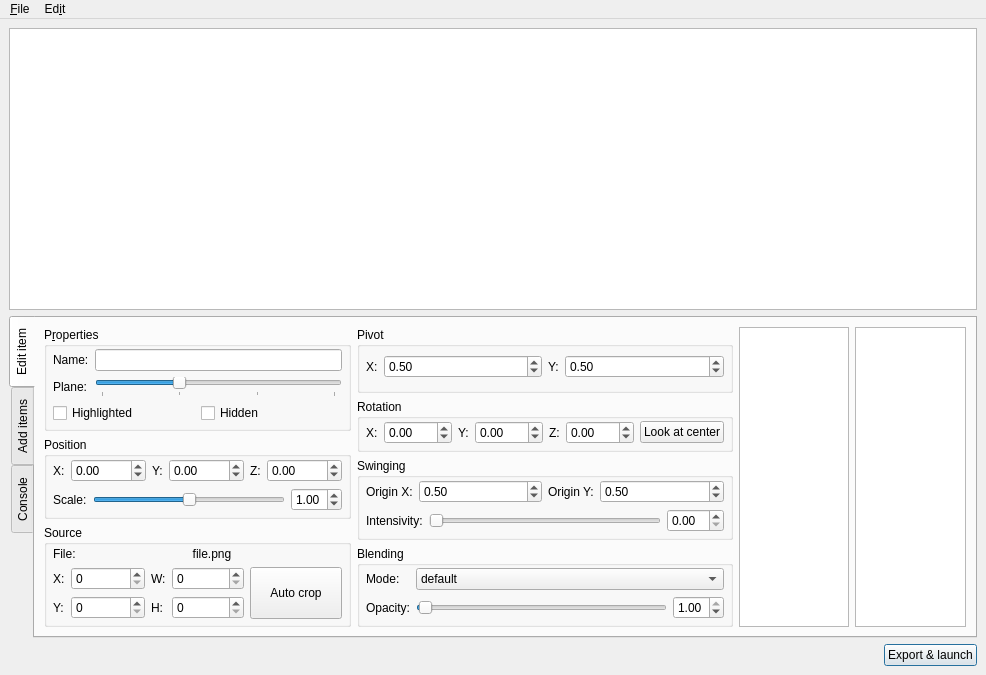
Qt form editor.ui (dos1/rumina-editor) before a commit.
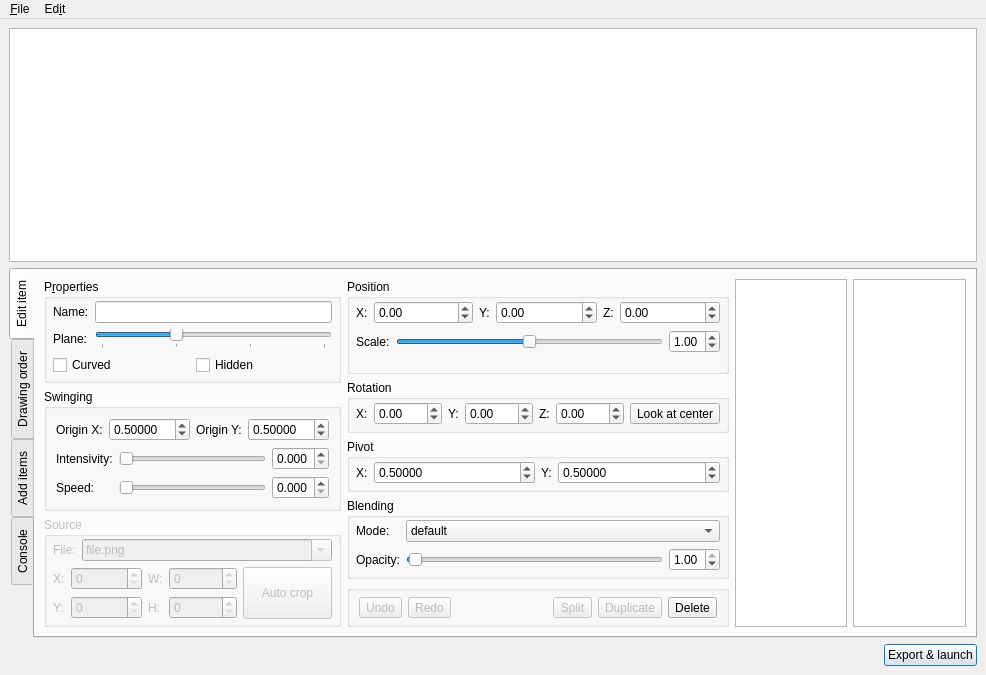
The same form after that commit. Icons and pictures are not drawn. Custom widgets are drawn as their Qt base class.

Commit message: UI tweaks, pivot/origin editing

The edit to the form file:
```diff
--- a/editor.ui
+++ b/editor.ui
@@ -33,6 +33,9 @@
     </item>
     <item>
      <widget class="QTabWidget" name="tabWidget">
+      <property name="enabled">
+       <bool>true</bool>
+      </property>
       <property name="sizePolicy">
        <sizepolicy hsizetype="Preferred" vsizetype="Minimum">
         <horstretch>0</horstretch>
@@ -48,6 +51,9 @@
       <property name="documentMode">
        <bool>false</bool>
       </property>
+      <property name="tabsClosable">
+       <bool>false</bool>
+      </property>
       <property name="movable">
        <bool>false</bool>
       </property>
@@ -144,7 +150,7 @@
                  <item>
                   <widget class="QCheckBox" name="highlighted">
                    <property name="text">
-                    <string>Highlighted</string>
+                    <string>Curved</string>
                    </property>
                   </widget>
                  </item>
@@ -161,131 +167,135 @@
              </widget>
             </item>
             <item>
-             <widget class="QGroupBox" name="horizontalGroupBox_2">
-              <property name="sizePolicy">
-               <sizepolicy hsizetype="Preferred" vsizetype="MinimumExpanding">
-                <horstretch>0</horstretch>
-                <verstretch>0</verstretch>
-               </sizepolicy>
-              </property>
+             <widget class="QGroupBox" name="groupBox_4">
               <property name="title">
-               <string>Position</string>
+               <string>Swinging</string>
               </property>
-              <layout class="QVBoxLayout" name="verticalLayout_4">
-               <property name="leftMargin">
-                <number>6</number>
-               </property>
-               <property name="topMargin">
-                <number>2</number>
-               </property>
-               <property name="rightMargin">
-                <number>6</number>
-               </property>
-               <property name="bottomMargin">
-                <number>5</number>
-               </property>
+              <layout class="QVBoxLayout" name="verticalLayout_3">
                <item>
-                <layout class="QHBoxLayout" name="horizontalLayout_2">
+                <layout class="QHBoxLayout" name="horizontalLayout_19">
                  <item>
-                  <layout class="QHBoxLayout" name="horizontalLayout_6">
+                  <layout class="QHBoxLayout" name="horizontalLayout_20">
                    <item>
-                    <widget class="QLabel" name="label_6">
+                    <widget class="QLabel" name="label_22">
                      <property name="text">
-                      <string>X:</string>
+                      <string>Origin X:</string>
                      </property>
                     </widget>
                    </item>
                    <item>
-                    <widget class="QDoubleSpinBox" name="x">
+                    <widget class="QDoubleSpinBox" name="ox">
                      <property name="sizePolicy">
                       <sizepolicy hsizetype="Expanding" vsizetype="Fixed">
                        <horstretch>0</horstretch>
                        <verstretch>0</verstretch>
                       </sizepolicy>
                      </property>
+                     <property name="decimals">
+                      <number>5</number>
+                     </property>
                      <property name="minimum">
-                      <double>-9999.000000000000000</double>
+                      <double>-99.000000000000000</double>
                      </property>
                      <property name="maximum">
-                      <double>9999.000000000000000</double>
+                      <double>99.000000000000000</double>
                      </property>
+                     <property name="singleStep">
+                      <double>0.050000000000000</double>
+                     </property>
+                     <property name="value">
+                      <double>0.500000000000000</double>
+                     </property>
                     </widget>
                    </item>
                   </layout>
                  </item>
                  <item>
-                  <layout class="QHBoxLayout" name="horizontalLayout_9">
+                  <layout class="QHBoxLayout" name="horizontalLayout_21">
                    <item>
-                    <widget class="QLabel" name="label_7">
+                    <widget class="QLabel" name="label_23">
                      <property name="text">
-                      <string>Y:</string>
+                      <string>Origin Y:</string>
                      </property>
                     </widget>
                    </item>
                    <item>
-                    <widget class="QDoubleSpinBox" name="y">
+                    <widget class="QDoubleSpinBox" name="oy">
                      <property name="sizePolicy">
                       <sizepolicy hsizetype="Expanding" vsizetype="Fixed">
                        <horstretch>0</horstretch>
                        <verstretch>0</verstretch>
                       </sizepolicy>
                      </property>
+                     <property name="decimals">
+                      <number>5</number>
+                     </property>
                      <property name="minimum">
-                      <double>-9999.000000000000000</double>
+                      <double>-99.000000000000000</double>
                      </property>
                      <property name="maximum">
-                      <double>9999.000000000000000</double>
+                      <double>99.000000000000000</double>
                      </property>
+                     <property name="singleStep">
+                      <double>0.050000000000000</double>
+                     </property>
+                     <property name="value">
+                      <double>0.500000000000000</double>
+                     </property>
                     </widget>
                    </item>
                   </layout>
                  </item>
+                </layout>
+               </item>
                  <item>
-                  <layout class="QHBoxLayout" name="horizontalLayout_10">
+                <layout class="QFormLayout" name="formLayout_9"/>
+               </item>
                    <item>
-                    <widget class="QLabel" name="label_8">
-                     <property name="text">
-                      <string>Z:</string>
+                <layout class="QFormLayout" name="formLayout_8">
+                 <item row="1" column="1">
+                  <layout class="QHBoxLayout" name="horizontalLayout_22">
+                   <item>
+                    <widget class="QSlider" name="intensity">
+                     <property name="maximum">
+                      <number>100</number>
                      </property>
+                     <property name="orientation">
+                      <enum>Qt::Horizontal</enum>
+                     </property>
                     </widget>
                    </item>
                    <item>
-                    <widget class="QDoubleSpinBox" name="z">
-                     <property name="sizePolicy">
-                      <sizepolicy hsizetype="Expanding" vsizetype="Fixed">
-                       <horstretch>0</horstretch>
-                       <verstretch>0</verstretch>
-                      </sizepolicy>
+                    <widget class="QDoubleSpinBox" name="intensityVal">
+                     <property name="decimals">
+                      <number>3</number>
                      </property>
-                     <property name="minimum">
-                      <double>-9999.000000000000000</double>
-                     </property>
                      <property name="maximum">
-                      <double>9999.000000000000000</double>
+                      <double>1.000000000000000</double>
                      </property>
                     </widget>
                    </item>
                   </layout>
                  </item>
-                </layout>
-               </item>
-               <item>
-                <layout class="QFormLayout" name="formLayout_7">
-                 <item row="0" column="0">
-                  <widget class="QLabel" name="label_17">
+                 <item row="1" column="0">
+                  <widget class="QLabel" name="label_9">
+                   <property name="text">
+                    <string>Intensivity:</string>
+                   </property>
+                  </widget>
+                 </item>
+                 <item row="2" column="0">
+                  <widget class="QLabel" name="label_24">
                    <property name="text">
-                    <string>Scale:</string>
+                    <string>Speed:</string>
                    </property>
                   </widget>
                  </item>
-                 <item row="0" column="1">
-                  <layout class="QHBoxLayout" name="horizontalLayout_24">
+                 <item row="2" column="1">
+                  <layout class="QHBoxLayout" name="horizontalLayout_25">
                    <item>
-                    <widget class="QSlider" name="scale">
+                    <widget class="QSlider" name="speed">
                      <property name="maximum">
-                      <number>200</number>
-                     </property>
-                     <property name="value">
                       <number>100</number>
                      </property>
                      <property name="orientation">
@@ -294,19 +304,16 @@
                     </widget>
                    </item>
                    <item>
-                    <widget class="QDoubleSpinBox" name="scaleVal">
-                     <property name="minimum">
-                      <double>0.010000000000000</double>
+                    <widget class="QDoubleSpinBox" name="speedVal">
+                     <property name="decimals">
+                      <number>3</number>
                      </property>
                      <property name="maximum">
-                      <double>2.000000000000000</double>
+                      <double>1.000000000000000</double>
                      </property>
                      <property name="singleStep">
                       <double>0.010000000000000</double>
                      </property>
-                     <property name="value">
-                      <double>1.000000000000000</double>
-                     </property>
                     </widget>
                    </item>
                   </layout>
@@ -318,6 +325,9 @@
             </item>
             <item>
              <widget class="QGroupBox" name="groupBox_2">
+              <property name="enabled">
+               <bool>false</bool>
+              </property>
               <property name="title">
                <string>Source</string>
               </property>
@@ -344,19 +354,22 @@
                   </widget>
                  </item>
                  <item row="0" column="1">
-                  <widget class="QLabel" name="filename">
+                  <widget class="QComboBox" name="filename">
+                   <property name="enabled">
+                    <bool>false</bool>
+                   </property>
                    <property name="sizePolicy">
-                    <sizepolicy hsizetype="Expanding" vsizetype="Preferred">
+                    <sizepolicy hsizetype="Expanding" vsizetype="Fixed">
                      <horstretch>0</horstretch>
                      <verstretch>0</verstretch>
                     </sizepolicy>
                    </property>
-                   <property name="text">
+                   <property name="editable">
+                    <bool>true</bool>
+                   </property>
+                   <property name="currentText">
                     <string>file.png</string>
                    </property>
-                   <property name="alignment">
-                    <set>Qt::AlignCenter</set>
-                   </property>
                   </widget>
                  </item>
                 </layout>
@@ -452,7 +465,7 @@
                   </layout>
                  </item>
                  <item>
-                  <widget class="QPushButton" name="crop">
+                  <widget class="QToolButton" name="crop">
                    <property name="sizePolicy">
                     <sizepolicy hsizetype="MinimumExpanding" vsizetype="MinimumExpanding">
                      <horstretch>0</horstretch>
@@ -474,9 +487,7 @@
           <item>
            <layout class="QVBoxLayout" name="widget">
             <item>
-             <layout class="QVBoxLayout" name="verticalLayout_12">
-              <item>
-               <widget class="QGroupBox" name="groupBox_3">
+             <widget class="QGroupBox" name="horizontalGroupBox_2">
                 <property name="sizePolicy">
                  <sizepolicy hsizetype="Preferred" vsizetype="MinimumExpanding">
                   <horstretch>0</horstretch>
@@ -484,9 +495,9 @@
                  </sizepolicy>
                 </property>
                 <property name="title">
-                 <string>Pivot</string>
-                </property>
-                <layout class="QHBoxLayout" name="horizontalLayout_18">
+               <string>Position</string>
+              </property>
+              <layout class="QVBoxLayout" name="verticalLayout_4">
                  <property name="leftMargin">
                   <number>6</number>
                  </property>
@@ -500,18 +511,18 @@
                   <number>5</number>
                  </property>
                  <item>
-                  <layout class="QHBoxLayout" name="horizontalLayout_14">
+                <layout class="QHBoxLayout" name="horizontalLayout_2">
                    <item>
-                    <layout class="QHBoxLayout" name="horizontalLayout_15">
+                  <layout class="QHBoxLayout" name="horizontalLayout_6">
                      <item>
-                      <widget class="QLabel" name="label_20">
+                    <widget class="QLabel" name="label_6">
                        <property name="text">
                         <string>X:</string>
                        </property>
                       </widget>
                      </item>
                      <item>
-                      <widget class="QDoubleSpinBox" name="px">
+                    <widget class="QDoubleSpinBox" name="x">
                        <property name="sizePolicy">
                         <sizepolicy hsizetype="Expanding" vsizetype="Fixed">
                          <horstretch>0</horstretch>
@@ -519,32 +530,26 @@
                         </sizepolicy>
                        </property>
                        <property name="minimum">
-                        <double>-99.000000000000000</double>
+                      <double>-9999.000000000000000</double>
                        </property>
                        <property name="maximum">
-                        <double>99.000000000000000</double>
-                       </property>
-                       <property name="singleStep">
-                        <double>0.050000000000000</double>
-                       </property>
-                       <property name="value">
-                        <double>0.500000000000000</double>
+                      <double>9999.000000000000000</double>
                        </property>
                       </widget>
                      </item>
                     </layout>
                    </item>
                    <item>
-                    <layout class="QHBoxLayout" name="horizontalLayout_16">
+                  <layout class="QHBoxLayout" name="horizontalLayout_9">
                      <item>
-                      <widget class="QLabel" name="label_21">
+                    <widget class="QLabel" name="label_7">
                        <property name="text">
                         <string>Y:</string>
                        </property>
                       </widget>
                      </item>
                      <item>
-                      <widget class="QDoubleSpinBox" name="py">
+                    <widget class="QDoubleSpinBox" name="y">
                        <property name="sizePolicy">
                         <sizepolicy hsizetype="Expanding" vsizetype="Fixed">
                          <horstretch>0</horstretch>
@@ -552,16 +557,81 @@
                         </sizepolicy>
                        </property>
                        <property name="minimum">
-                        <double>-99.000000000000000</double>
+                      <double>-9999.000000000000000</double>
                        </property>
                        <property name="maximum">
-                        <double>99.000000000000000</double>
+                      <double>9999.000000000000000</double>
+                     </property>
+                    </widget>
+                   </item>
+                  </layout>
+                 </item>
+                 <item>
+                  <layout class="QHBoxLayout" name="horizontalLayout_10">
+                   <item>
+                    <widget class="QLabel" name="label_8">
+                     <property name="text">
+                      <string>Z:</string>
+                     </property>
+                    </widget>
+                   </item>
+                   <item>
+                    <widget class="QDoubleSpinBox" name="z">
+                     <property name="sizePolicy">
+                      <sizepolicy hsizetype="Expanding" vsizetype="Fixed">
+                       <horstretch>0</horstretch>
+                       <verstretch>0</verstretch>
+                      </sizepolicy>
+                     </property>
+                     <property name="minimum">
+                      <double>-9999.000000000000000</double>
+                     </property>
+                     <property name="maximum">
+                      <double>9999.000000000000000</double>
+                     </property>
+                    </widget>
+                   </item>
+                  </layout>
+                 </item>
+                </layout>
+               </item>
+               <item>
+                <layout class="QFormLayout" name="formLayout_7">
+                 <item row="0" column="0">
+                  <widget class="QLabel" name="label_17">
+                   <property name="text">
+                    <string>Scale:</string>
+                   </property>
+                  </widget>
+                 </item>
+                 <item row="0" column="1">
+                  <layout class="QHBoxLayout" name="horizontalLayout_24">
+                   <item>
+                    <widget class="QSlider" name="scale">
+                     <property name="maximum">
+                      <number>200</number>
+                     </property>
+                     <property name="value">
+                      <number>100</number>
+                     </property>
+                     <property name="orientation">
+                      <enum>Qt::Horizontal</enum>
+                     </property>
+                    </widget>
+                   </item>
+                   <item>
+                    <widget class="QDoubleSpinBox" name="scaleVal">
+                     <property name="minimum">
+                      <double>0.010000000000000</double>
+                     </property>
+                     <property name="maximum">
+                      <double>2.000000000000000</double>
                        </property>
                        <property name="singleStep">
                         <double>0.050000000000000</double>
                        </property>
                        <property name="value">
-                        <double>0.500000000000000</double>
+                      <double>1.000000000000000</double>
                        </property>
                       </widget>
                      </item>
@@ -603,6 +673,9 @@
                      </item>
                      <item>
                       <widget class="QDoubleSpinBox" name="rx">
+                     <property name="decimals">
+                      <number>2</number>
+                     </property>
                        <property name="minimum">
                         <double>-360.000000000000000</double>
                        </property>
@@ -656,7 +729,7 @@
                     </layout>
                    </item>
                    <item>
-                    <widget class="QPushButton" name="center">
+                  <widget class="QToolButton" name="center">
                      <property name="sizePolicy">
                       <sizepolicy hsizetype="Minimum" vsizetype="Fixed">
                        <horstretch>0</horstretch>
@@ -674,11 +747,19 @@
                </widget>
               </item>
               <item>
-               <widget class="QGroupBox" name="groupBox_4">
+             <layout class="QVBoxLayout" name="verticalLayout_12">
+              <item>
+               <widget class="QGroupBox" name="groupBox_3">
+                <property name="sizePolicy">
+                 <sizepolicy hsizetype="Preferred" vsizetype="MinimumExpanding">
+                  <horstretch>0</horstretch>
+                  <verstretch>0</verstretch>
+                 </sizepolicy>
+                </property>
                 <property name="title">
-                 <string>Swinging</string>
+                 <string>Pivot</string>
                 </property>
-                <layout class="QVBoxLayout" name="verticalLayout_3">
+                <layout class="QHBoxLayout" name="horizontalLayout_18">
                  <property name="leftMargin">
                   <number>6</number>
                  </property>
@@ -692,24 +773,27 @@
                   <number>5</number>
                  </property>
                  <item>
-                  <layout class="QHBoxLayout" name="horizontalLayout_19">
+                  <layout class="QHBoxLayout" name="horizontalLayout_14">
                    <item>
-                    <layout class="QHBoxLayout" name="horizontalLayout_20">
+                    <layout class="QHBoxLayout" name="horizontalLayout_15">
                      <item>
-                      <widget class="QLabel" name="label_22">
+                      <widget class="QLabel" name="label_20">
                        <property name="text">
-                        <string>Origin X:</string>
+                        <string>X:</string>
                        </property>
                       </widget>
                      </item>
                      <item>
-                      <widget class="QDoubleSpinBox" name="ox">
+                      <widget class="QDoubleSpinBox" name="px">
                        <property name="sizePolicy">
                         <sizepolicy hsizetype="Expanding" vsizetype="Fixed">
                          <horstretch>0</horstretch>
                          <verstretch>0</verstretch>
                         </sizepolicy>
                        </property>
+                       <property name="decimals">
+                        <number>5</number>
+                       </property>
                        <property name="minimum">
                         <double>-99.000000000000000</double>
                        </property>
@@ -727,22 +811,25 @@
                     </layout>
                    </item>
                    <item>
-                    <layout class="QHBoxLayout" name="horizontalLayout_21">
+                    <layout class="QHBoxLayout" name="horizontalLayout_16">
                      <item>
-                      <widget class="QLabel" name="label_23">
+                      <widget class="QLabel" name="label_21">
                        <property name="text">
-                        <string>Origin Y:</string>
+                        <string>Y:</string>
                        </property>
                       </widget>
                      </item>
                      <item>
-                      <widget class="QDoubleSpinBox" name="oy">
+                      <widget class="QDoubleSpinBox" name="py">
                        <property name="sizePolicy">
                         <sizepolicy hsizetype="Expanding" vsizetype="Fixed">
                          <horstretch>0</horstretch>
                          <verstretch>0</verstretch>
                         </sizepolicy>
                        </property>
+                       <property name="decimals">
+                        <number>5</number>
+                       </property>
                        <property name="minimum">
                         <double>-99.000000000000000</double>
                        </property>
@@ -761,34 +848,6 @@
                    </item>
                   </layout>
                  </item>
-                 <item>
-                  <layout class="QFormLayout" name="formLayout_5">
-                   <item row="0" column="0">
-                    <widget class="QLabel" name="label_9">
-                     <property name="text">
-                      <string>Intensivity:</string>
-                     </property>
-                    </widget>
-                   </item>
-                   <item row="0" column="1">
-                    <layout class="QHBoxLayout" name="horizontalLayout_22">
-                     <item>
-                      <widget class="QSlider" name="intensity">
-                       <property name="maximum">
-                        <number>100</number>
-                       </property>
-                       <property name="orientation">
-                        <enum>Qt::Horizontal</enum>
-                       </property>
-                      </widget>
-                     </item>
-                     <item>
-                      <widget class="QDoubleSpinBox" name="intensityVal"/>
-                     </item>
-                    </layout>
-                   </item>
-                  </layout>
-                 </item>
                 </layout>
                </widget>
               </item>
@@ -891,6 +950,99 @@
               </item>
              </layout>
             </item>
+            <item>
+             <widget class="QGroupBox" name="groupBox_6">
+              <property name="title">
+               <string/>
+              </property>
+              <property name="flat">
+               <bool>true</bool>
+              </property>
+              <layout class="QHBoxLayout" name="horizontalLayout_26">
+               <property name="topMargin">
+                <number>6</number>
+               </property>
+               <property name="bottomMargin">
+                <number>6</number>
+               </property>
+               <item>
+                <widget class="QToolButton" name="undo">
+                 <property name="enabled">
+                  <bool>false</bool>
+                 </property>
+                 <property name="text">
+                  <string>Undo</string>
+                 </property>
+                 <property name="icon">
+                  <iconset theme="edit-undo"/>
+                 </property>
+                </widget>
+               </item>
+               <item>
+                <widget class="QToolButton" name="redo">
+                 <property name="enabled">
+                  <bool>false</bool>
+                 </property>
+                 <property name="text">
+                  <string>Redo</string>
+                 </property>
+                 <property name="icon">
+                  <iconset theme="edit-redo"/>
+                 </property>
+                </widget>
+               </item>
+               <item>
+                <spacer name="horizontalSpacer_2">
+                 <property name="orientation">
+                  <enum>Qt::Horizontal</enum>
+                 </property>
+                 <property name="sizeHint" stdset="0">
+                  <size>
+                   <width>40</width>
+                   <height>20</height>
+                  </size>
+                 </property>
+                </spacer>
+               </item>
+               <item>
+                <widget class="QToolButton" name="split">
+                 <property name="enabled">
+                  <bool>false</bool>
+                 </property>
+                 <property name="text">
+                  <string>Split</string>
+                 </property>
+                 <property name="icon">
+                  <iconset theme="edit-cut"/>
+                 </property>
+                </widget>
+               </item>
+               <item>
+                <widget class="QToolButton" name="duplicate">
+                 <property name="enabled">
+                  <bool>false</bool>
+                 </property>
+                 <property name="text">
+                  <string>Duplicate</string>
+                 </property>
+                 <property name="icon">
+                  <iconset theme="edit-duplicate"/>
+                 </property>
+                </widget>
+               </item>
+               <item>
+                <widget class="QToolButton" name="deleteBtn">
+                 <property name="text">
+                  <string>Delete</string>
+                 </property>
+                 <property name="icon">
+                  <iconset theme="edit-delete"/>
+                 </property>
+                </widget>
+               </item>
+              </layout>
+             </widget>
+            </item>
            </layout>
           </item>
           <item>
@@ -916,6 +1068,75 @@
         </item>
        </layout>
       </widget>
+      <widget class="QWidget" name="tab">
+       <property name="enabled">
+        <bool>false</bool>
+       </property>
+       <attribute name="title">
+        <string>Drawing order</string>
+       </attribute>
+       <layout class="QHBoxLayout" name="horizontalLayout_17">
+        <item>
+         <widget class="QListView" name="listView"/>
+        </item>
+        <item>
+         <widget class="QGroupBox" name="groupBox_5">
+          <property name="title">
+           <string/>
+          </property>
+          <property name="alignment">
+           <set>Qt::AlignLeading|Qt::AlignLeft|Qt::AlignVCenter</set>
+          </property>
+          <property name="flat">
+           <bool>true</bool>
+          </property>
+          <layout class="QVBoxLayout" name="verticalLayout_5">
+           <item>
+            <widget class="QToolButton" name="toolButton">
+             <property name="sizePolicy">
+              <sizepolicy hsizetype="Minimum" vsizetype="Fixed">
+               <horstretch>0</horstretch>
+               <verstretch>0</verstretch>
+              </sizepolicy>
+             </property>
+             <property name="text">
+              <string>Up</string>
+             </property>
+             <property name="icon">
+              <iconset theme="arrow-up">
+               <normaloff>.</normaloff>.</iconset>
+             </property>
+            </widget>
+           </item>
+           <item>
+            <widget class="QToolButton" name="toolButton_2">
+             <property name="text">
+              <string>Down</string>
+             </property>
+             <property name="icon">
+              <iconset theme="arrow-down">
+               <normaloff>.</normaloff>.</iconset>
+             </property>
+            </widget>
+           </item>
+           <item>
+            <spacer name="verticalSpacer">
+             <property name="orientation">
+              <enum>Qt::Vertical</enum>
+             </property>
+             <property name="sizeHint" stdset="0">
+              <size>
+               <width>20</width>
+               <height>40</height>
+              </size>
+             </property>
+            </spacer>
+           </item>
+          </layout>
+         </widget>
+        </item>
+       </layout>
+      </widget>
       <widget class="QWidget" name="tabWidgetPage2">
        <attribute name="title">
         <string>Add items</string>
```
Left out of the diff: 32 changed lines with no effect on the pictures. Lines whose indentation alone changed are shown as unchanged. The commit also changes 4 other files.
